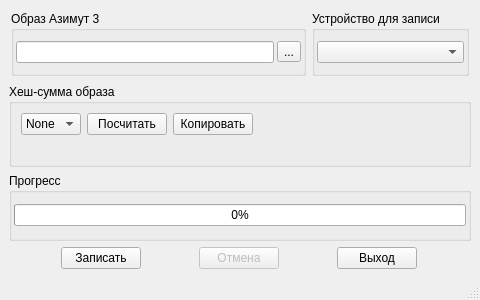
The window that src/mainwindow.ui (TBDD-RU/azimuth3imager) describes before a commit, drawn with Qt 5.
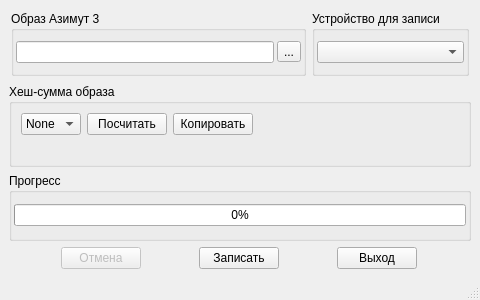
The same window after the commit. Icons and pictures are not drawn. Custom widgets are drawn as their Qt base class.

Commit message: write & cancel buttons switched

```diff
--- a/src/mainwindow.ui
+++ b/src/mainwindow.ui
@@ -268,22 +268,6 @@
     </item>
     <item>
      <layout class="QHBoxLayout">
-      <item>
-       <widget class="QPushButton" name="bWrite">
-        <property name="sizePolicy">
-         <sizepolicy hsizetype="Fixed" vsizetype="Fixed">
-          <horstretch>0</horstretch>
-          <verstretch>0</verstretch>
-         </sizepolicy>
-        </property>
-        <property name="statusTip">
-         <string>Записать образ на носитель</string>
-        </property>
-        <property name="text">
-         <string>Записать</string>
-        </property>
-       </widget>
-      </item>
       <item>
        <widget class="QPushButton" name="bCancel">
         <property name="enabled">
@@ -303,6 +287,22 @@
         </property>
        </widget>
       </item>
+      <item>
+       <widget class="QPushButton" name="bWrite">
+        <property name="sizePolicy">
+         <sizepolicy hsizetype="Fixed" vsizetype="Fixed">
+          <horstretch>0</horstretch>
+          <verstretch>0</verstretch>
+         </sizepolicy>
+        </property>
+        <property name="statusTip">
+         <string>Записать образ на носитель</string>
+        </property>
+        <property name="text">
+         <string>Записать</string>
+        </property>
+       </widget>
+      </item>
       <item>
        <widget class="QPushButton" name="bExit">
         <property name="sizePolicy">
```
